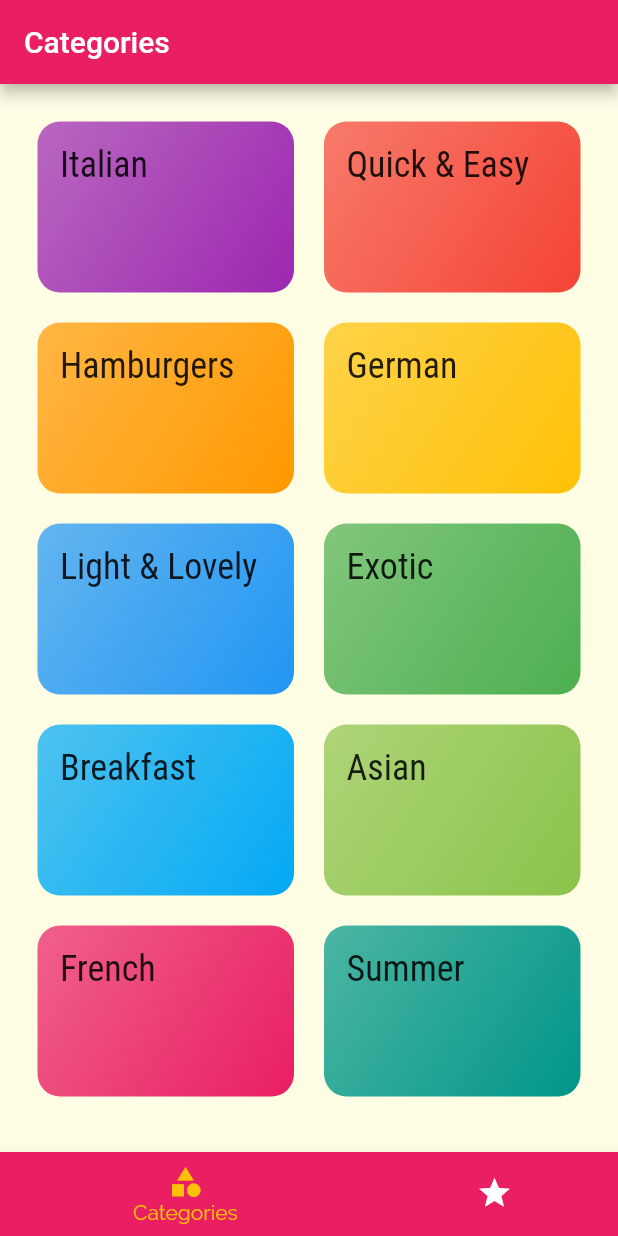
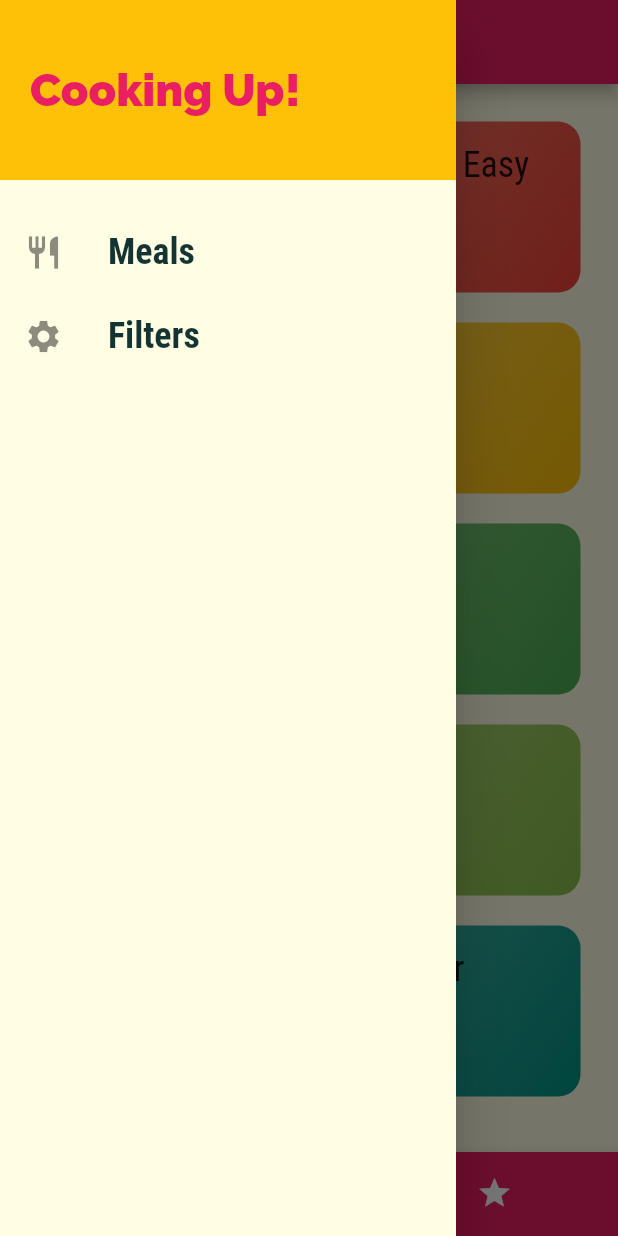
Before and after one commit to trlong357/meals_app, a Flutter app: the screen it shows after launch, with the side drawer open (before the commit the screen has no drawer), on a phone screen of 412 x 824 dp. Run offline on Flutter 3.47's test engine with Material 2 defaults, Android fonts, the phone set to English and light mode, and no system bars.

Commit message:
adding drawer UI

```diff
--- a/lib/screens/tabs_screen.dart
+++ b/lib/screens/tabs_screen.dart
@@ -1,6 +1,7 @@
 import 'package:flutter/material.dart';
 import 'package:meals_app/screens/categories_screen.dart';
 import 'package:meals_app/screens/favorite_screen.dart';
+import 'package:meals_app/widgets/main_drawer.dart';
 
 class TabsScreen extends StatefulWidget {
   const TabsScreen({Key? key}) : super(key: key);
@@ -38,6 +39,7 @@ class _TabsScreenState extends State<TabsScreen> {
       appBar: AppBar(
         title: Text(_pages[_selectedPageIndex]['title'] as String),
       ),
+      drawer: const MainDrawer(),
       body: _pages[_selectedPageIndex]['page'] as Widget,
       bottomNavigationBar: BottomNavigationBar(
         unselectedItemColor: Colors.white,
--- /dev/null
+++ b/lib/widgets/main_drawer.dart
@@ -0,0 +1,48 @@
+import 'package:flutter/material.dart';
+
+class MainDrawer extends StatelessWidget {
+  const MainDrawer({Key? key}) : super(key: key);
+
+  Widget buildListTile(String title, IconData icon) {
+    return ListTile(
+      leading: Icon(icon, size: 26),
+      title: Text(
+        title,
+        style: const TextStyle(
+          fontFamily: 'RobotoCondensed',
+          fontSize: 24,
+          fontWeight: FontWeight.bold,
+        ),
+      ),
+      onTap: () {},
+    );
+  }
+
+  @override
+  Widget build(BuildContext context) {
+    return Drawer(
+      child: Column(
+        children: [
+          Container(
+            height: 120,
+            width: double.infinity,
+            padding: const EdgeInsets.all(20),
+            alignment: Alignment.centerLeft,
+            color: Theme.of(context).colorScheme.secondary,
+            child: Text(
+              'Cooking Up!',
+              style: TextStyle(
+                fontWeight: FontWeight.w900,
+                fontSize: 30,
+                color: Theme.of(context).colorScheme.primary,
+              ),
+            ),
+          ),
+          const SizedBox(height: 20),
+          buildListTile("Meals", Icons.restaurant),
+          buildListTile("Filters", Icons.settings),
+        ],
+      ),
+    );
+  }
+}
```
